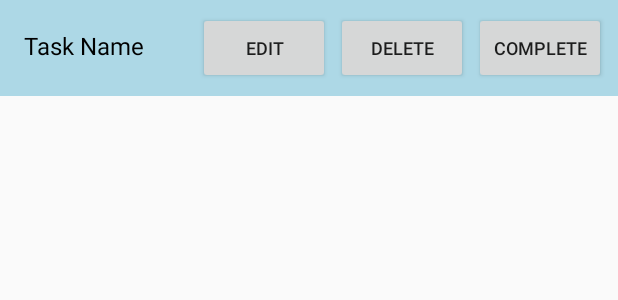
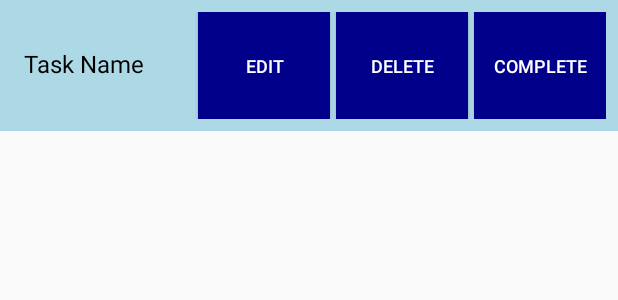
Before and after one commit to Iniyan2003R/TODo-Project, an Android app: the layout task_item.xml on its own in the app's theme, with its tools: preview values and no code run, on a phone screen of 412 x 824 dp. Shown: the top 300 px of the screen. Run offline under Robolectric (Android 15) with nearby library versions, the phone set to English and light mode, and no system bars.

Commit message:
Updated the code
Signed-off-by: Iniyan2003R <iniyan987@gmail.com>

```diff
--- a/ToDoProject/app/src/main/res/layout/activity_main.xml
+++ b/ToDoProject/app/src/main/res/layout/activity_main.xml
@@ -2,7 +2,7 @@
     xmlns:app="http://schemas.android.com/apk/res-auto"
     android:layout_width="match_parent"
     android:layout_height="match_parent"
-    android:background="#ADD8E6">
+    android:background="#FFFFFF">
 
     <Button
         android:id="@+id/historyButton"
@@ -11,6 +11,8 @@
         android:text="History"
         android:layout_alignParentTop="true"
         android:layout_alignParentEnd="true"
+        android:background="#00008B"
+        android:textColor="#FFFFFF"
         android:layout_margin="16dp"/>
 
     <androidx.recyclerview.widget.RecyclerView
--- a/ToDoProject/app/src/main/res/layout/task_item.xml
+++ b/ToDoProject/app/src/main/res/layout/task_item.xml
@@ -18,23 +18,30 @@
     <Button
         android:id="@+id/editButton"
         android:layout_width="wrap_content"
-        android:layout_height="wrap_content"
+        android:layout_height="71dp"
+        android:background="#00008B"
         android:text="Edit"
-        android:textSize="12sp"/>
+        android:textColor="#FFFFFF"
+        android:textSize="12sp" />
 
     <Button
         android:id="@+id/deleteButton"
         android:layout_width="wrap_content"
-        android:layout_height="wrap_content"
+        android:layout_height="71dp"
+        android:layout_marginLeft="4dp"
+        android:background="#00008B"
         android:text="Delete"
-        android:textSize="12sp"
-        android:layout_marginLeft="4dp"/>
+        android:textColor="#FFFFFF"
+        android:textSize="12sp" />
 
     <Button
         android:id="@+id/completeButton"
         android:layout_width="wrap_content"
-        android:layout_height="wrap_content"
+        android:layout_height="match_parent"
+
+        android:layout_marginLeft="4dp"
+        android:background="#00008B"
         android:text="Complete"
-        android:textSize="12sp"
-        android:layout_marginLeft="4dp"/>
+        android:textColor="#FFFFFF"
+        android:textSize="12sp" />
 </LinearLayout>
```
Also changed, not shown: ToDoProject/app/src/main/AndroidManifest.xml (+15 -1 lines), ToDoProject/app/src/main/java/com/example/todoproject/Task.java (+23 -10 lines), ToDoProject/app/src/main/res/layout/activity_add_task.xml (+11 -7 lines), ToDoProject/app/src/main/res/drawable/ic_notification.jpg (added).
